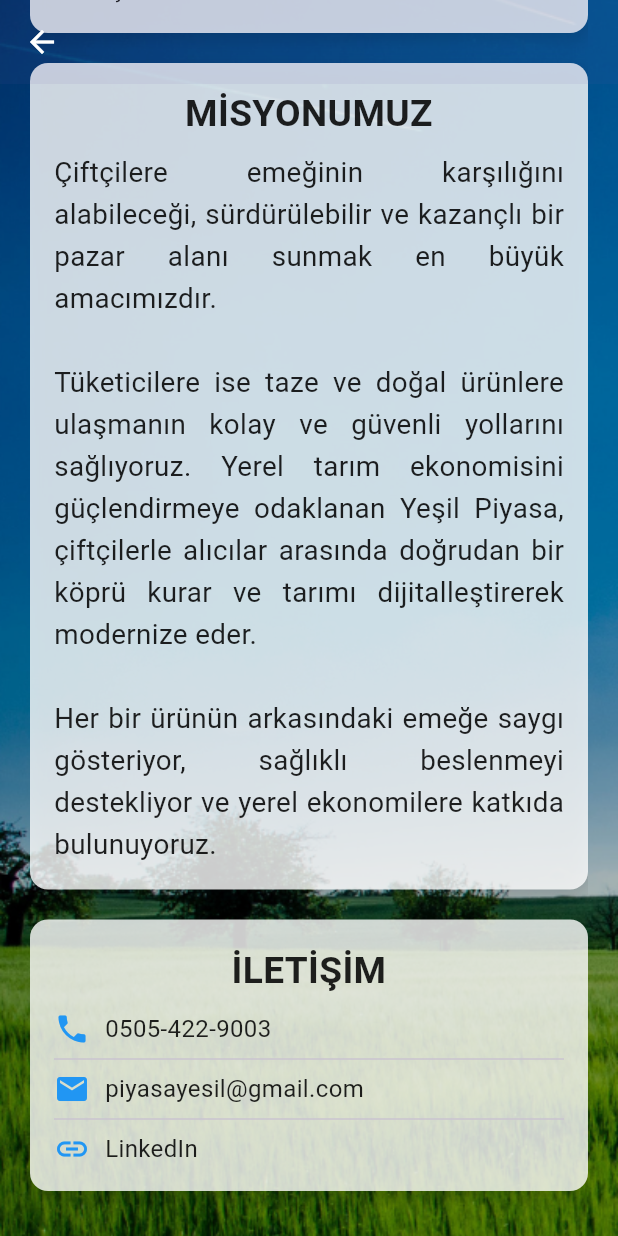
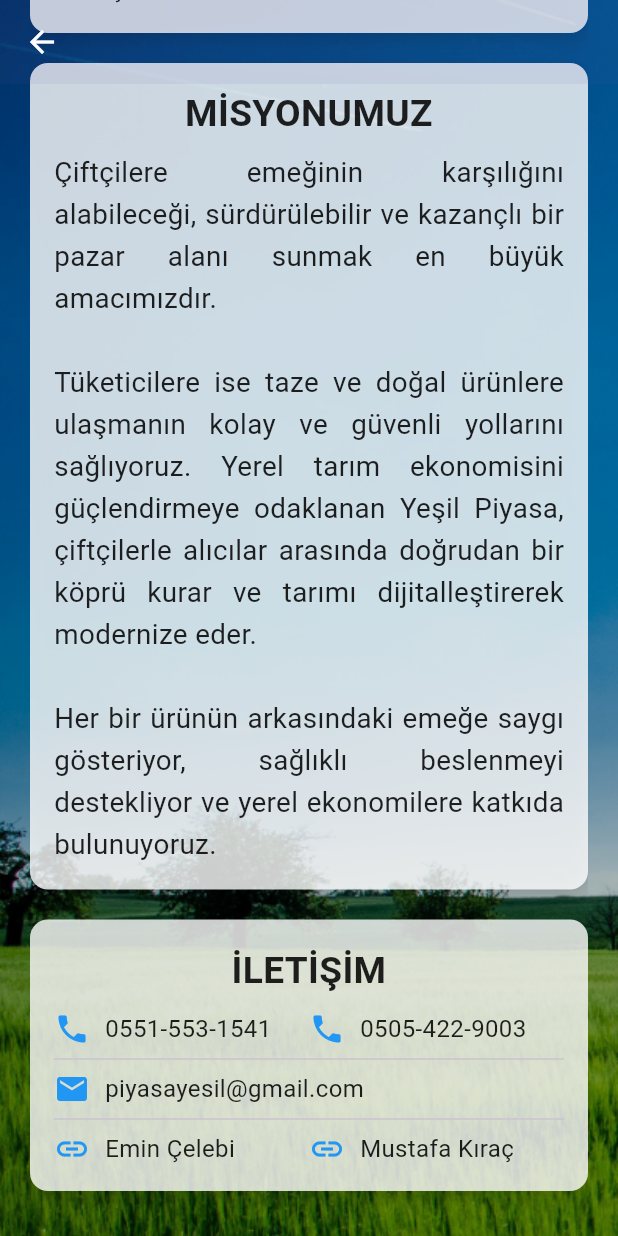
Before and after one commit to emincelebi/yesil_piyasa_tubitak2209a, a Flutter app: the AboutView screen opened directly, scrolled down 751 dp, on a phone screen of 412 x 824 dp. Run offline on Flutter 3.47's test engine with Material 3 defaults, Android fonts, the phone set to English and light mode, and no system bars; our stand-ins replace another_flushbar, clay_containers, cloud_firestore, curved_navigation_bar, firebase_auth, firebase_core and 5 more; accounts and stored records are empty.

Commit message:
URL yönlendirmeleri düzenlendi

```diff
--- a/lib/views/home/about_view.dart
+++ b/lib/views/home/about_view.dart
@@ -197,10 +197,23 @@
             ),
           ),
           const SizedBox(height: 10),
-          _buildContactItem(
+          Row(
+            children: [
+              Expanded(
+                child: _buildContactItem(
+                  icon: Icons.phone,
+                  text: '0551-553-1541',
+                  onTap: () => _launchUrl('tel:05515531541'),
+                ),
+              ),
+              Expanded(
+                child: _buildContactItem(
                   icon: Icons.phone,
                   text: '0505-422-9003',
                   onTap: () => _launchUrl('tel:05054229003'),
+                ),
+              ),
+            ],
           ),
           const Divider(),
           _buildContactItem(
@@ -210,11 +223,25 @@
                 'mailto:piyasayesil@gmail.com?subject=İletişim&body=Merhaba%20Yeşil%20Piyasa%20Ekibi'),
           ),
           const Divider(),
-          _buildContactItem(
+          Row(
+            children: [
+              Expanded(
+                child: _buildContactItem(
                   icon: Icons.link,
-            text: 'LinkedIn',
+                  text: 'Emin Çelebi',
+                  onTap: () =>
+                      _launchUrl('https://www.linkedin.com/in/emincelebi/'),
+                ),
+              ),
+              Expanded(
+                child: _buildContactItem(
+                  icon: Icons.link,
+                  text: 'Mustafa Kıraç',
                   onTap: () => _launchUrl(
                       'https://www.linkedin.com/in/mustafa-k%C4%B1ra%C3%A7-1790b31bb/'),
+                ),
+              ),
+            ],
           ),
         ],
       ),
```
Also changed, not shown: 1 other file. Lines whose indentation alone changed are shown as unchanged.
